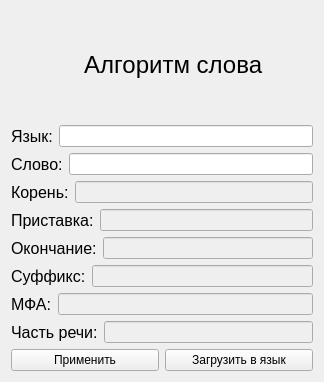
mosheadd/QtLang, file algorithm.ui: the form before one commit.
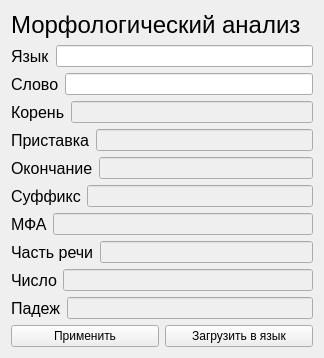
The form after the commit.

```diff
--- a/algorithm.ui
+++ b/algorithm.ui
@@ -7,7 +7,7 @@
     <x>0</x>
     <y>0</y>
     <width>324</width>
-    <height>382</height>
+    <height>358</height>
    </rect>
   </property>
   <property name="windowTitle">
@@ -22,7 +22,7 @@
       </font>
      </property>
      <property name="text">
-      <string>           Алгоритм слова</string>
+      <string>Морфологический анализ</string>
      </property>
     </widget>
    </item>
@@ -36,7 +36,7 @@
         </font>
        </property>
        <property name="text">
-        <string>Язык:</string>
+        <string>Язык</string>
        </property>
       </widget>
      </item>
@@ -55,7 +55,7 @@
         </font>
        </property>
        <property name="text">
-        <string>Слово:</string>
+        <string>Слово</string>
        </property>
       </widget>
      </item>
@@ -74,7 +74,7 @@
         </font>
        </property>
        <property name="text">
-        <string>Корень:</string>
+        <string>Корень</string>
        </property>
       </widget>
      </item>
@@ -97,7 +97,7 @@
         </font>
        </property>
        <property name="text">
-        <string>Приставка:</string>
+        <string>Приставка</string>
        </property>
       </widget>
      </item>
@@ -120,7 +120,7 @@
         </font>
        </property>
        <property name="text">
-        <string>Окончание:</string>
+        <string>Окончание</string>
        </property>
       </widget>
      </item>
@@ -143,7 +143,7 @@
         </font>
        </property>
        <property name="text">
-        <string>Суффикс:</string>
+        <string>Суффикс</string>
        </property>
       </widget>
      </item>
@@ -166,7 +166,7 @@
         </font>
        </property>
        <property name="text">
-        <string>МФА:</string>
+        <string>МФА</string>
        </property>
       </widget>
      </item>
@@ -189,7 +189,7 @@
         </font>
        </property>
        <property name="text">
-        <string>Часть речи:</string>
+        <string>Часть речи</string>
        </property>
       </widget>
      </item>
@@ -202,6 +202,52 @@
      </item>
     </layout>
    </item>
+   <item>
+    <layout class="QHBoxLayout" name="horizontalLayout_10">
+     <item>
+      <widget class="QLabel" name="label_3">
+       <property name="font">
+        <font>
+         <pointsize>12</pointsize>
+        </font>
+       </property>
+       <property name="text">
+        <string>Число</string>
+       </property>
+      </widget>
+     </item>
+     <item>
+      <widget class="QLineEdit" name="lineEdit_9">
+       <property name="enabled">
+        <bool>false</bool>
+       </property>
+      </widget>
+     </item>
+    </layout>
+   </item>
+   <item>
+    <layout class="QHBoxLayout" name="horizontalLayout_11">
+     <item>
+      <widget class="QLabel" name="label_4">
+       <property name="font">
+        <font>
+         <pointsize>12</pointsize>
+        </font>
+       </property>
+       <property name="text">
+        <string>Падеж</string>
+       </property>
+      </widget>
+     </item>
+     <item>
+      <widget class="QLineEdit" name="lineEdit_10">
+       <property name="enabled">
+        <bool>false</bool>
+       </property>
+      </widget>
+     </item>
+    </layout>
+   </item>
    <item>
     <layout class="QHBoxLayout" name="horizontalLayout">
      <item>
```
